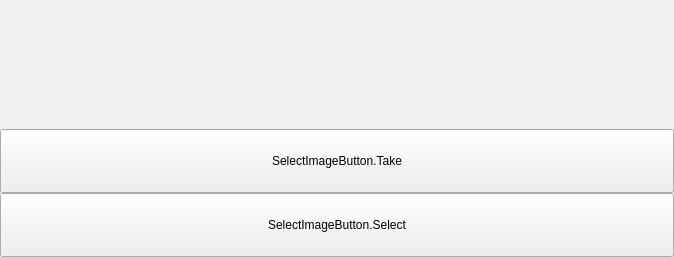
This is src/prism-live-studio/PRISMLiveStudio/prism-ui/PLSPlatformApi/PLSSelectImageButton.ui in naver/prism-live-studio as Qt 5 draws it before an edit. The edited form follows.
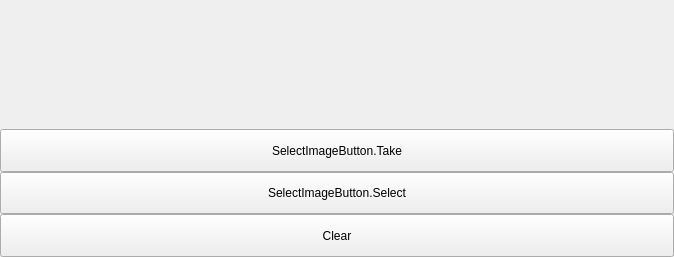
This is the edited form.

```diff
--- a/src/prism-live-studio/PRISMLiveStudio/prism-ui/PLSPlatformApi/PLSSelectImageButton.ui
+++ b/src/prism-live-studio/PRISMLiveStudio/prism-ui/PLSPlatformApi/PLSSelectImageButton.ui
@@ -80,6 +80,19 @@
         </property>
        </widget>
       </item>
+      <item>
+       <widget class="QPushButton" name="deleteButton">
+        <property name="sizePolicy">
+         <sizepolicy hsizetype="Preferred" vsizetype="Preferred">
+          <horstretch>0</horstretch>
+          <verstretch>0</verstretch>
+         </sizepolicy>
+        </property>
+        <property name="text">
+         <string>Clear</string>
+        </property>
+       </widget>
+      </item>
      </layout>
     </widget>
    </item>
```
